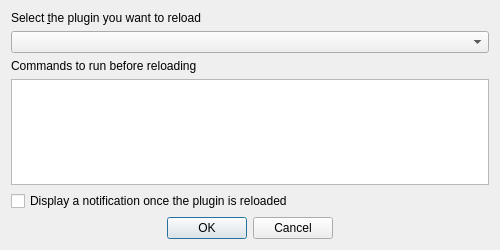
Old version of the form configurereloaderbase.ui in the repository borysiasty/plugin_reloader.
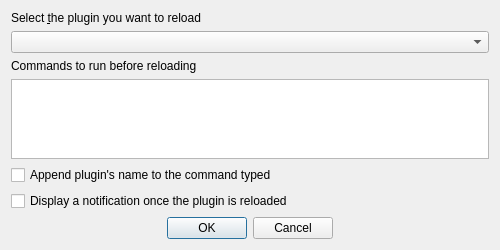
New version of the form.

Commit message: append plugin name to command

What changed in the file:
```diff
--- a/configurereloaderbase.ui
+++ b/configurereloaderbase.ui
@@ -77,6 +77,22 @@
      </property>
     </widget>
    </item>
+   <item>
+    <widget class="QCheckBox" name="cbAppendPluginName">
+     <property name="sizePolicy">
+      <sizepolicy hsizetype="Expanding" vsizetype="Fixed">
+       <horstretch>0</horstretch>
+       <verstretch>0</verstretch>
+      </sizepolicy>
+     </property>
+     <property name="toolTip">
+      <string>&lt;html&gt;&lt;head/&gt;&lt;body&gt;&lt;p&gt;Will change a command like&lt;/p&gt;&lt;p&gt;&lt;span style=&quot; font-weight:600;&quot;&gt;python makeBackup.py&lt;/span&gt;&lt;/p&gt;&lt;p&gt;to&lt;/p&gt;&lt;p&gt;&lt;span style=&quot; font-weight:600;&quot;&gt;python makeBackup.py plugin_reloader&lt;/span&gt;&lt;/p&gt;&lt;/body&gt;&lt;/html&gt;</string>
+     </property>
+     <property name="text">
+      <string>Append plugin's name to the command typed</string>
+     </property>
+    </widget>
+   </item>
    <item>
     <widget class="QCheckBox" name="cbNotifications">
      <property name="sizePolicy">
```
The commit also changes 1 other file.
